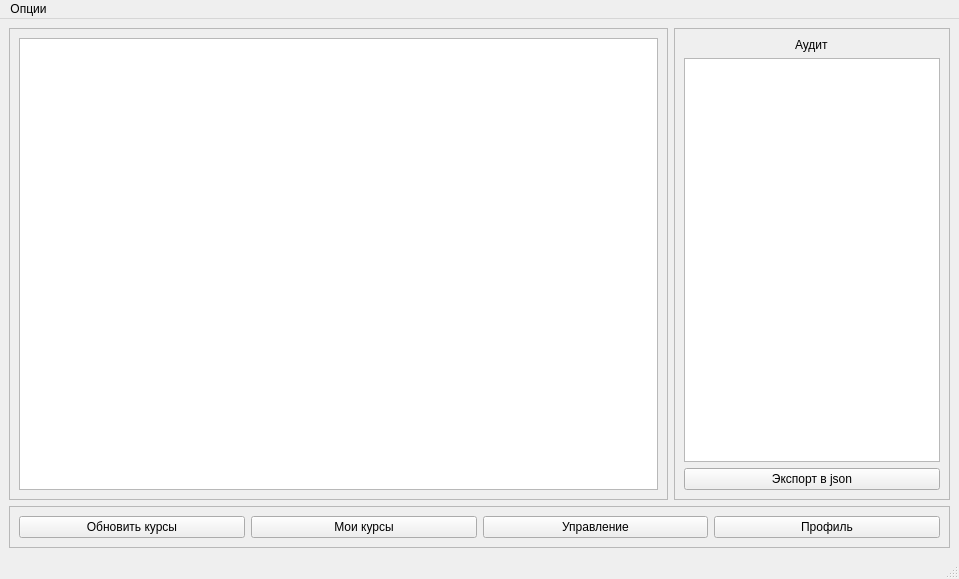
Before: the Qt Designer form cmd/client/python-gui/ui/main_window.ui in rombintu/golearn, drawn with Qt 5.
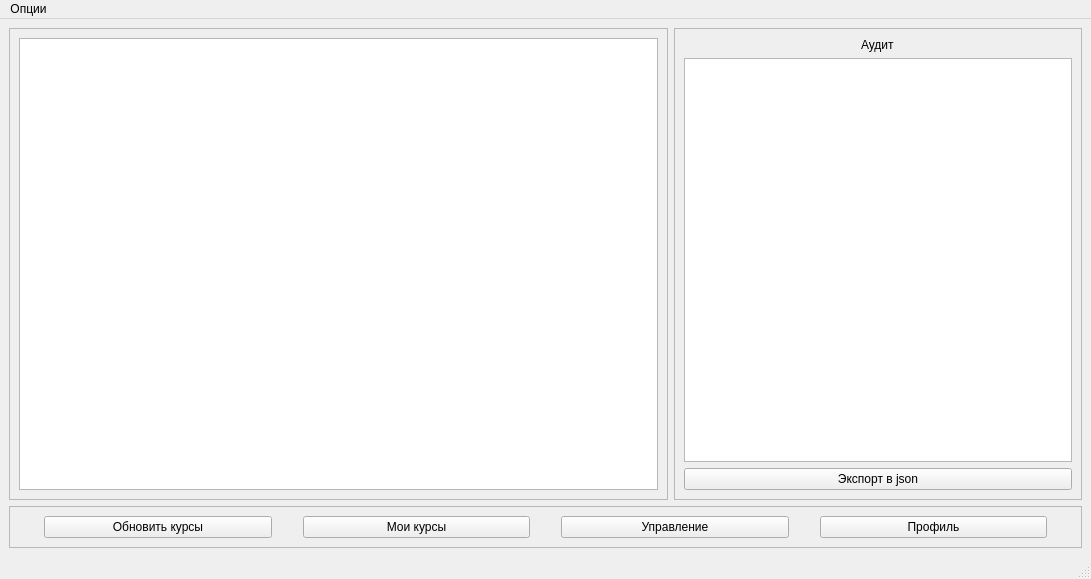
After: the same form once the commit is applied.

The edit to the form file:
```diff
--- a/cmd/client/python-gui/ui/main_window.ui
+++ b/cmd/client/python-gui/ui/main_window.ui
@@ -6,7 +6,7 @@
    <rect>
     <x>0</x>
     <y>0</y>
-    <width>959</width>
+    <width>1091</width>
     <height>579</height>
    </rect>
   </property>
@@ -115,7 +115,7 @@
        <bool>true</bool>
       </property>
       <property name="sizePolicy">
-       <sizepolicy hsizetype="Maximum" vsizetype="Minimum">
+       <sizepolicy hsizetype="Expanding" vsizetype="Preferred">
         <horstretch>0</horstretch>
         <verstretch>0</verstretch>
        </sizepolicy>
@@ -138,7 +138,7 @@
         </widget>
        </item>
        <item>
-        <widget class="QListView" name="listAudit"/>
+        <widget class="QPlainTextEdit" name="plainTextEdit"/>
        </item>
        <item>
         <widget class="QPushButton" name="exportJSONBtn">
@@ -184,7 +184,7 @@
     <rect>
      <x>0</x>
      <y>0</y>
-     <width>959</width>
+     <width>1091</width>
      <height>24</height>
     </rect>
    </property>
```
